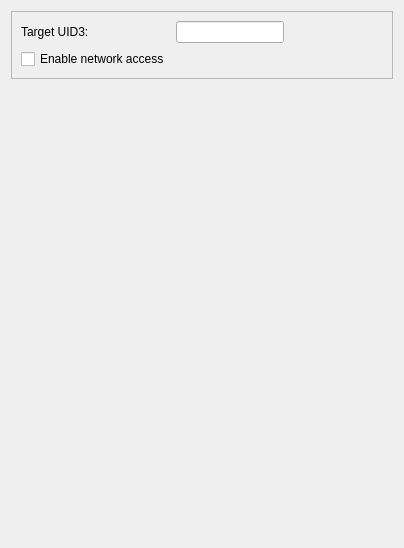
Before: the Qt Designer form src/plugins/qt4projectmanager/wizards/mobilelibrarywizardoptionpage.ui in qt-creator/qt-creator, drawn with Qt 5.
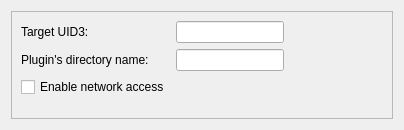
After: the same form once the commit is applied.

Commit message:
Adding qt plugin support to Symbian's library wizard.
Task-number: QTCREATORBUG-3436

What changed in the file:
```diff
--- a/src/plugins/qt4projectmanager/wizards/mobilelibrarywizardoptionpage.ui
+++ b/src/plugins/qt4projectmanager/wizards/mobilelibrarywizardoptionpage.ui
@@ -7,7 +7,7 @@
     <x>0</x>
     <y>0</y>
     <width>404</width>
-    <height>548</height>
+    <height>130</height>
    </rect>
   </property>
   <property name="windowTitle">
@@ -22,16 +22,9 @@
      <property name="frameShadow">
       <enum>QFrame::Raised</enum>
      </property>
-     <layout class="QHBoxLayout" name="horizontalLayout">
+     <layout class="QVBoxLayout" name="verticalLayout_4">
       <item>
-       <layout class="QFormLayout" name="formLayout">
-        <item row="1" column="0">
-         <widget class="QCheckBox" name="symbianEnableNetworkCheckBox">
-          <property name="text">
-           <string>Enable network access</string>
-          </property>
-         </widget>
-        </item>
+       <layout class="QFormLayout" name="formLayout_2">
         <item row="0" column="0">
          <widget class="QLabel" name="symbianTargetUid3Label">
           <property name="sizePolicy">
@@ -68,24 +61,49 @@
           </item>
          </layout>
         </item>
+        <item row="1" column="0">
+         <widget class="QLabel" name="qtPluginLocationLabel">
+          <property name="text">
+           <string>Plugin's directory name:</string>
+          </property>
+         </widget>
+        </item>
+        <item row="1" column="1">
+         <layout class="QHBoxLayout" name="horizontalLayout_7">
+          <item>
+           <layout class="QHBoxLayout" name="horizontalLayout_2">
+            <item>
+             <widget class="QLineEdit" name="qtPluginLocationLineEdit"/>
+            </item>
+            <item>
+             <spacer name="horizontalSpacer_2">
+              <property name="orientation">
+               <enum>Qt::Horizontal</enum>
+              </property>
+              <property name="sizeHint" stdset="0">
+               <size>
+                <width>40</width>
+                <height>20</height>
+               </size>
+              </property>
+             </spacer>
+            </item>
+           </layout>
+          </item>
+         </layout>
+        </item>
+        <item row="2" column="0">
+         <widget class="QCheckBox" name="symbianEnableNetworkCheckBox">
+          <property name="text">
+           <string>Enable network access</string>
+          </property>
+         </widget>
+        </item>
        </layout>
       </item>
      </layout>
     </widget>
    </item>
-   <item>
-    <spacer name="verticalSpacer">
-     <property name="orientation">
-      <enum>Qt::Vertical</enum>
-     </property>
-     <property name="sizeHint" stdset="0">
-      <size>
-       <width>20</width>
-       <height>40</height>
-      </size>
-     </property>
-    </spacer>
-   </item>
   </layout>
  </widget>
  <resources/>
```
Left out of the diff: 4 changed lines with no effect on the pictures. The commit also changes 6 other files.
